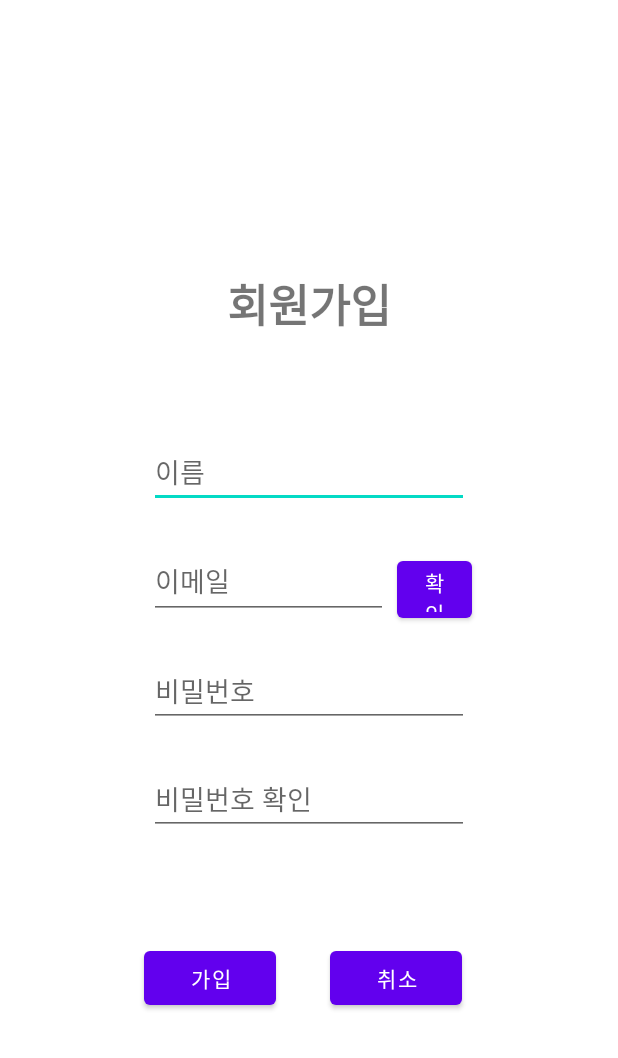
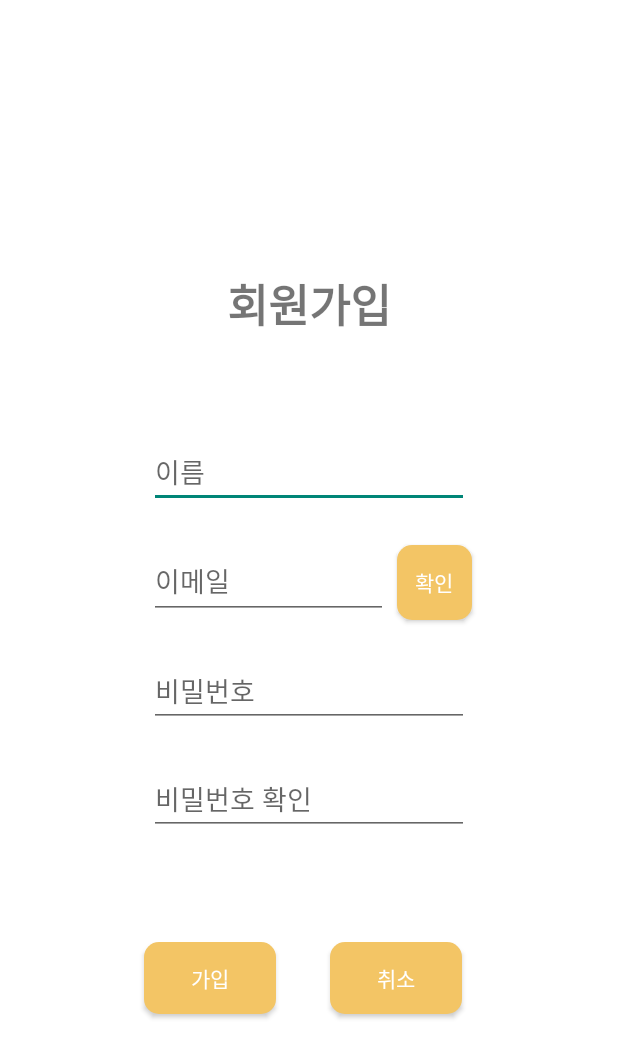
Before and after one commit to sanggae4133/capstone_1_ANY_WAY, an Android app: the RegisterActivity2 screen opened directly, with no data from a screen before it, on a phone screen of 412 x 824 dp. Shown: the top 1058 px of the screen. Run offline under Robolectric (Android 15) with nearby library versions, the phone set to English and light mode, and no system bars.

Commit message:
디자인 수정 및 기타 수정

```diff
--- a/ANY-WAY_frontend/app/src/main/java/com/example/myapplication/MainActivity.java
+++ b/ANY-WAY_frontend/app/src/main/java/com/example/myapplication/MainActivity.java
@@ -406,7 +406,7 @@ public class MainActivity extends AppCompatActivity implements OnMapReadyCallbac
                     resultBar.setVisibility(View.VISIBLE);
                     resultBar.startAnimation(translate_down);
                     slideBtn.startAnimation(translate_down);
-                    slideBtn.setY(1300);
+                    slideBtn.setY(1370);
                 }
             }
         });
@@ -591,7 +591,7 @@ public class MainActivity extends AppCompatActivity implements OnMapReadyCallbac
                         }
                         // 시간에 1.5 배 곱하는 이유는 장애인의 평균적인 보행속도가 일반적인 경우에 비해 65% 정도라고 하기에
                         totalDistanceText.setText("총 거리 :" + possibleLoute.get(0).totalDistance / 1000 + " km");
-                        totalDistanceText.setX(700);
+                        ///totalDistanceText.setX(700);
                         totalTimeText.setText("총 거리 :" + (possibleLoute.get(0).time * 1.5) / 60 + "분");
                         // 영역이 온전히 보이는 좌표와 최대 줌 레벨로 카메라의 위치를 변경합니다.
                         // 경로의 첫번째포인트,마지막포인트를 지도에 꽉차게 보여줌
@@ -789,7 +789,7 @@ public class MainActivity extends AppCompatActivity implements OnMapReadyCallbac
 
         //3초가 지나거나 or 2m 움직일때마다 이벤트호출
         GPSListener gpsListener = new GPSListener(ttsService);
-        long minTime = 3000;
+        long minTime = 2000;
         float minDistance = 2;
         manager.requestLocationUpdates(LocationManager.GPS_PROVIDER, minTime, minDistance, gpsListener);
         Toast.makeText(getApplicationContext(), "내 위치확인 요청함", Toast.LENGTH_SHORT).show();
--- /dev/null
+++ b/ANY-WAY_frontend/app/src/main/res/drawable/buttondesign.xml
@@ -0,0 +1,5 @@
+<?xml version="1.0" encoding="utf-8"?>
+<shape xmlns:android="http://schemas.android.com/apk/res/android">
+    <solid android:color="#F3C565"/>
+    <corners android:radius="10dp"/>
+</shape>
--- /dev/null
+++ b/ANY-WAY_frontend/app/src/main/res/drawable/search_btn.xml
@@ -0,0 +1,5 @@
+<?xml version="1.0" encoding="utf-8"?>
+<shape xmlns:android="http://schemas.android.com/apk/res/android">
+    <solid android:color="#FFFFFF"/>
+    <corners android:radius="5dp"/>
+</shape>
--- a/ANY-WAY_frontend/app/src/main/res/layout/activity_join.xml
+++ b/ANY-WAY_frontend/app/src/main/res/layout/activity_join.xml
@@ -75,8 +75,9 @@
         android:layout_width="50dp"
         android:layout_height="50dp"
         android:layout_marginEnd="97dp"
-        android:layout_marginRight="97dp"
+        android:background="@drawable/buttondesign"
         android:text="확인"
+        android:textColor="#FFFFFF"
         app:layout_constraintBaseline_toBaselineOf="@+id/join_email"
         app:layout_constraintEnd_toEndOf="parent" />
 
@@ -86,9 +87,10 @@
         android:layout_width="wrap_content"
         android:layout_height="wrap_content"
         android:layout_marginStart="36dp"
-        android:layout_marginLeft="36dp"
         android:layout_marginTop="71dp"
+        android:background="@drawable/buttondesign"
         android:text="취소"
+        android:textColor="#FFFFFF"
         app:layout_constraintStart_toEndOf="@+id/register_button"
         app:layout_constraintTop_toBottomOf="@+id/join_pwck" />
 
@@ -98,8 +100,9 @@
         android:layout_width="wrap_content"
         android:layout_height="wrap_content"
         android:layout_marginStart="96dp"
-        android:layout_marginLeft="96dp"
+        android:background="@drawable/buttondesign"
         android:text="가입"
+        android:textColor="#FFFFFF"
         app:layout_constraintBaseline_toBaselineOf="@+id/delete"
         app:layout_constraintStart_toStartOf="parent" />
 
--- a/ANY-WAY_frontend/app/src/main/res/layout/activity_login.xml
+++ b/ANY-WAY_frontend/app/src/main/res/layout/activity_login.xml
@@ -11,7 +11,9 @@
         style="@style/defaultButton"
         android:layout_width="wrap_content"
         android:layout_height="wrap_content"
+        android:background="@drawable/buttondesign"
         android:text="로그인"
+        android:textColor="#FFFFFF"
         app:layout_constraintBaseline_toBaselineOf="@+id/register_button"
         app:layout_constraintStart_toStartOf="@+id/login_password" />
 
@@ -61,7 +63,9 @@
         android:layout_width="wrap_content"
         android:layout_height="wrap_content"
         android:layout_marginBottom="190dp"
+        android:background="@drawable/buttondesign"
         android:text="가입"
+        android:textColor="#FFFFFF"
         app:layout_constraintBottom_toBottomOf="parent"
         app:layout_constraintEnd_toEndOf="@+id/login_password" />
 
--- a/ANY-WAY_frontend/app/src/main/res/layout/location_info_dialog.xml
+++ b/ANY-WAY_frontend/app/src/main/res/layout/location_info_dialog.xml
@@ -40,7 +40,7 @@
             android:layout_width="95dp"
             android:layout_height="60dp"
             android:layout_weight="1"
-            android:background="#FACD46"
+            android:background="@drawable/buttondesign"
             android:gravity="center"
             android:text="즐겨찾기"
             android:textColor="#000000"
@@ -60,7 +60,7 @@
             android:layout_width="60dp"
             android:layout_height="60dp"
             android:layout_weight="1"
-            android:background="#ffffff"
+            android:background="@drawable/buttondesign"
             android:gravity="center"
             android:text="출발"
             android:textColor="#000000"
@@ -78,7 +78,7 @@
             android:layout_width="60dp"
             android:layout_height="60dp"
             android:layout_weight="1"
-            android:background="#ffffff"
+            android:background="@drawable/buttondesign"
             android:gravity="center"
             android:text="도착"
             android:textColor="#000000"
--- a/ANY-WAY_frontend/app/src/main/res/values/colors.xml
+++ b/ANY-WAY_frontend/app/src/main/res/values/colors.xml
@@ -7,7 +7,7 @@
     <color name="teal_700">#FF018786</color>
     <color name="black">#FF000000</color>
     <color name="white">#FFFFFFFF</color>
-
+    <color name="anyway">#F3C565</color>
     <color name="colorPrimary">#FFC107</color>
     <color name="colorPrimaryDark">#FF7043</color>
     <color name="colorAccent">#FFAB40</color>
--- a/ANY-WAY_frontend/app/src/main/res/values/themes.xml
+++ b/ANY-WAY_frontend/app/src/main/res/values/themes.xml
@@ -1,6 +1,6 @@
 <resources xmlns:tools="http://schemas.android.com/tools">
     <!-- Base application theme. -->
-    <style name="Theme.MyApplication" parent="Theme.MaterialComponents.DayNight.DarkActionBar">
+    <style name="Theme.MyApplication" parent="Theme.AppCompat.Light">
         <!-- Primary brand color. -->
         <item name="colorPrimary">@color/purple_500</item>
         <item name="colorPrimaryVariant">@color/purple_700</item>
```
Also changed, not shown: ANY-WAY_frontend/app/src/main/res/layout/activity_main.xml (+66 -58 lines), ANY-WAY_frontend/app/src/main/res/drawable/search_icon.png (added), ANY-WAY_frontend/app/src/main/res/drawable/switch_icon.png (added), ANY-WAY_frontend/app/src/main/res/drawable/tts_icon.png (added), 2 other files.
